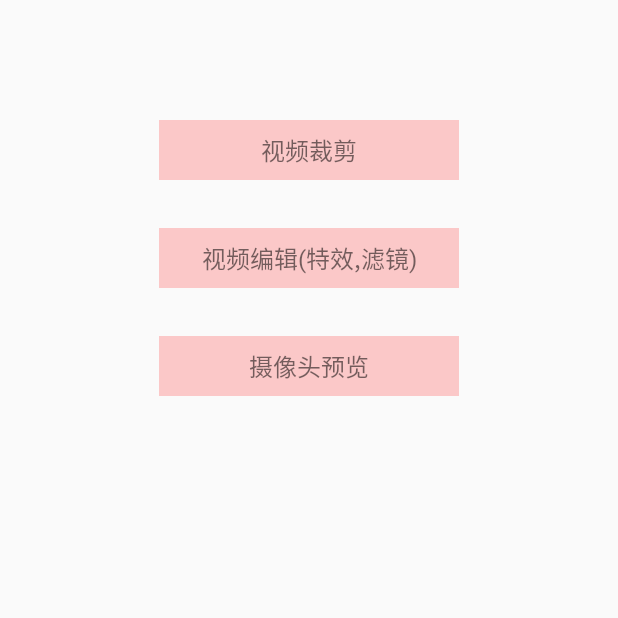
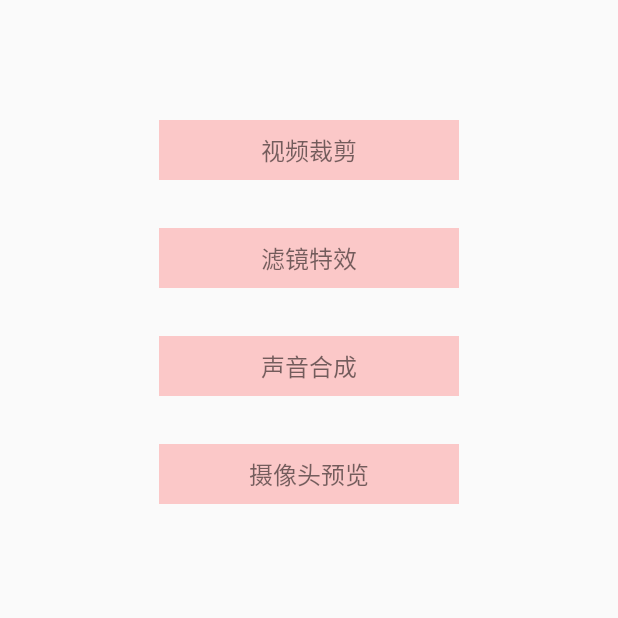
Before and after one commit to JeffMony/MediaEditSDK, an Android app: the screen it shows after launch (MainActivity), on a phone screen of 412 x 824 dp, the top half of it. Run offline under Robolectric (Android 15) with nearby library versions, the phone set to English and light mode, and no system bars.

Commit message:
声音处理上线

```diff
--- a/app/src/main/AndroidManifest.xml
+++ b/app/src/main/AndroidManifest.xml
@@ -33,7 +33,8 @@
         </activity>
         <activity android:name="com.video.edit.activity.DecodeActivity" />
         <activity android:name="com.video.edit.activity.VideoClipActivity"></activity>
-        <activity android:name="com.video.edit.activity.VideoEditActivity"></activity>
+        <activity android:name="com.video.edit.activity.VideoFilterActivity"></activity>
+        <activity android:name="com.video.edit.activity.VideoAudioFilterActivity" ></activity>
         <activity android:name="com.video.edit.activity.VideoProgressActivity"></activity>
         <activity android:name="com.video.edit.activity.CameraEffectActivity"></activity>
     </application>
--- a/app/src/main/java/com/video/edit/activity/MainActivity.kt
+++ b/app/src/main/java/com/video/edit/activity/MainActivity.kt
@@ -20,18 +20,19 @@ class MainActivity : AppCompatActivity() {
         const val PERMISSION_REQUEST_CODE = 1000
         const val REQUEST_PICK_CLIP_CODE = 1001
         const val REQUEST_PICK_EDIT_CODE = 1002
+        const val REQUEST_PICK_AUDIO_CODE = 1003
     }
 
     override fun onCreate(savedInstanceState: Bundle?) {
         super.onCreate(savedInstanceState)
         setContentView(R.layout.activity_main)
-
         // 裁剪视频
         tv_start_video_clip.setOnClickListener { selectVideo(REQUEST_PICK_CLIP_CODE) }
 
         // 编辑视频(特效 滤镜)
-        tv_local_video_edit.setOnClickListener { selectVideo(REQUEST_PICK_EDIT_CODE) }
+        tv_local_video_filter.setOnClickListener { selectVideo(REQUEST_PICK_EDIT_CODE) }
 
+        tv_local_video_audio.setOnClickListener { selectVideo(REQUEST_PICK_AUDIO_CODE) }
 
         tv_camera_preview.setOnClickListener {
             if (Build.VERSION.SDK_INT >= Build.VERSION_CODES.LOLLIPOP) {
@@ -67,11 +68,9 @@ class MainActivity : AppCompatActivity() {
                 log("video title:$title, duration:${durationSec}, size:$size, path:$path")
                 when (requestCode) {
                     REQUEST_PICK_CLIP_CODE -> startActivity(this, VideoClipActivity::class.java)
-                    REQUEST_PICK_EDIT_CODE -> startActivity(this, VideoEditActivity::class.java)
-                    else -> {
-                    }
+                    REQUEST_PICK_EDIT_CODE -> startActivity(this, VideoFilterActivity::class.java)
+                    REQUEST_PICK_AUDIO_CODE -> startActivity(this, VideoAudioFilterActivity::class.java)
                 }
-
             }
         }
 
--- a/app/src/main/java/com/video/edit/activity/VideoEditActivity.kt
+++ b/app/src/main/java/com/video/edit/activity/VideoFilterActivity.kt
@@ -27,7 +27,7 @@ import com.video.library.getVideoDuration
 import com.video.library.toTime
 import java.io.File
 
-class VideoEditActivity : AppCompatActivity() {
+class VideoFilterActivity : AppCompatActivity() {
 
     companion object {
         const val TAG = "VideoEditActivity"
--- a/app/src/main/java/com/video/edit/view/Camera2BasicFragment.kt
+++ b/app/src/main/java/com/video/edit/view/Camera2BasicFragment.kt
@@ -43,7 +43,7 @@ import java.util.concurrent.Semaphore
 import java.util.concurrent.TimeUnit
 
 import com.video.edit.demo.R;
-import com.video.edit.activity.VideoEditActivity
+import com.video.edit.activity.VideoFilterActivity
 import com.video.edit.ext.FilterConfigs
 import com.video.edit.ext.PreferenceUtils
 
@@ -211,7 +211,7 @@ class Camera2BasicFragment : androidx.fragment.app.Fragment(), ActivityCompat.On
                 "选择滤镜", FilterConfigs.createFilterOptions())
         dialogFragment.setSelectionCallback { select, option ->
             val filter = FilterConfigs.getFilterByName(option.mOptionName, requireContext())
-            Log.d(VideoEditActivity.TAG, "selection:$select, filter:$filter")
+            Log.d(VideoFilterActivity.TAG, "selection:$select, filter:$filter")
             eRenderer.setGlFilter(filter)
         }
         dialogFragment.show(childFragmentManager, "filter_dialog")
--- a/app/src/main/res/layout/activity_main.xml
+++ b/app/src/main/res/layout/activity_main.xml
@@ -17,7 +17,7 @@
         android:textSize="16sp"/>
 
     <TextView
-        android:id="@+id/tv_local_video_edit"
+        android:id="@+id/tv_local_video_filter"
         android:layout_width="@dimen/entry_textview_width"
         android:layout_height="wrap_content"
         android:layout_below="@+id/tv_start_video_clip"
@@ -26,14 +26,27 @@
         android:background="#33ff0000"
         android:gravity="center"
         android:padding="8dp"
-        android:text="视频编辑(特效,滤镜)"
+        android:text="滤镜特效"
         android:textSize="16sp"/>
+
+    <TextView
+        android:id="@+id/tv_local_video_audio"
+        android:layout_width="@dimen/entry_textview_width"
+        android:layout_height="wrap_content"
+        android:layout_below="@+id/tv_local_video_filter"
+        android:layout_centerHorizontal="true"
+        android:layout_marginTop="32dp"
+        android:background="#33ff0000"
+        android:gravity="center"
+        android:padding="8dp"
+        android:text="声音合成"
+        android:textSize="16sp" />
 
     <TextView
         android:id="@+id/tv_camera_preview"
         android:layout_width="@dimen/entry_textview_width"
         android:layout_height="wrap_content"
-        android:layout_below="@+id/tv_local_video_edit"
+        android:layout_below="@+id/tv_local_video_audio"
         android:layout_centerHorizontal="true"
         android:layout_marginTop="32dp"
         android:background="#33ff0000"
--- a/app/src/main/res/layout/activity_video_clip.xml
+++ b/app/src/main/res/layout/activity_video_clip.xml
@@ -15,7 +15,6 @@
         app:use_controller="false">
 
     </com.video.library.ThumbExoPlayerView>
-
 
     <SurfaceView
         android:id="@+id/player_view_mp"
@@ -64,9 +63,7 @@
                 android:layout_alignParentRight="true"
                 android:background="@color/clip_shadow_color"
                 android:src="@drawable/ic_video_clip_framebar_left" />
-
         </RelativeLayout>
-
 
         <RelativeLayout
             android:id="@+id/frame_right"
@@ -193,13 +190,11 @@
         app:layout_constraintRight_toRightOf="parent"
         app:layout_constraintTop_toTopOf="parent" />
 
-
     <View
         android:id="@+id/view_shadow"
         android:layout_width="match_parent"
         android:layout_height="match_parent"
         android:background="@color/clip_shadow_color" />
-
 
     <ProgressBar
         android:id="@+id/pb_progress"
@@ -216,5 +211,4 @@
         app:layout_constraintTop_toTopOf="parent"
         app:layout_constraintVertical_bias="0.4" />
 
-
 </androidx.constraintlayout.widget.ConstraintLayout>
--- a/app/src/main/res/layout/activity_video_edit.xml
+++ b/app/src/main/res/layout/activity_video_edit.xml
@@ -115,11 +115,7 @@
             android:text="特效"
             android:textColor="#ffffff"
             android:textSize="13sp" />
-
-
     </LinearLayout>
-
-
 
     <HorizontalScrollView
         android:id="@+id/hs_effect_list"
--- a/playerLibrary/src/main/java/com/video/library/player/player.kt
+++ b/playerLibrary/src/main/java/com/video/library/player/player.kt
@@ -17,8 +17,6 @@ import com.google.android.exoplayer2.PlaybackParameters
 
 
 
-
-
 fun initPlayer(context: Context, videoUrl:String, playerView: PlayerView,
                listener: Player.EventListener ):SimpleExoPlayer {
     var TAG ="initPlayer"
@@ -35,10 +33,6 @@ fun initPlayer(context: Context, videoUrl:String, playerView: PlayerView,
 
     player!!.repeatMode = Player.REPEAT_MODE_ALL
     player!!.playWhenReady = true
-
-
-//    var mVideoSource = ExtractorMediaSource.Factory(DefaultDataSourceFactory(this, "spx")).createMediaSource(Uri.parse(videoUrl)!!)
-//    player.prepare(mVideoSource)
 
     var mVideoSource = ExtractorMediaSource.Factory(defaultSourceFactory).createMediaSource(Uri.parse(videoUrl)!!)
 
```
Also changed, not shown: app/src/main/java/com/video/edit/activity/VideoAudioFilterActivity.java (added, +56 -0 lines), app/src/main/res/layout/activity_audio_filter.xml (added, +16 -0 lines), playerLibrary/src/main/java/com/video/library/player/VideoPlayerOfExoPlayer.kt (+0 -34 lines).
